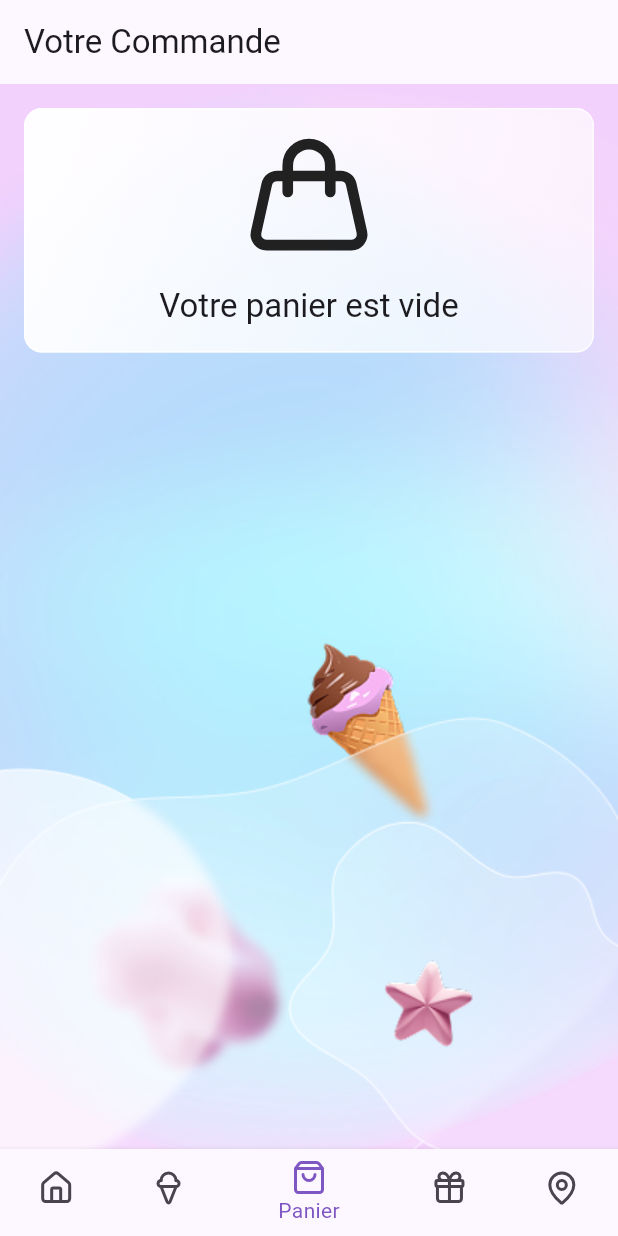
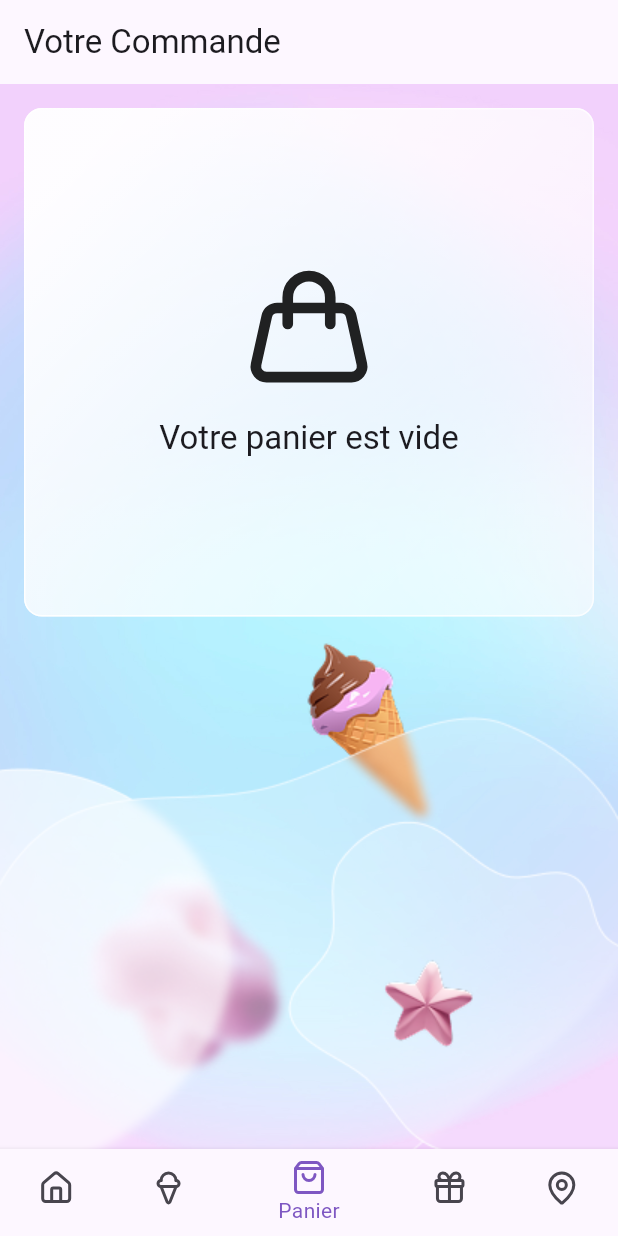
Before and after one commit to em-majowska/aero_glace_app, a Flutter app: the screen it shows after launch, item 3 of the bottom bar chosen, on a phone screen of 412 x 824 dp. Run offline on Flutter 3.47's test engine with Material 3 defaults, Android fonts, the phone set to English and light mode, and no system bars; our stand-ins replace flutter_fortune_wheel, flutter_map, flutter_slidable, glassmorphism_ui, gradient_borders, hive_flutter and 3 more; missing offline and left inert: blobs, flutter_map_marker_popup, mesh_gradient; accounts and stored records are empty.

```diff
--- a/lib/features/panier/empty_cart_tile.dart
+++ b/lib/features/panier/empty_cart_tile.dart
@@ -7,10 +7,14 @@ class EmptyCartTile extends StatelessWidget {
 
   @override
   Widget build(BuildContext context) {
-    return GlossyBox(
+    return FractionallySizedBox(
+      heightFactor: 0.5,
+      child: GlossyBox(
         child: Padding(
           padding: const EdgeInsets.all(16),
+          child: Center(
             child: Column(
+              mainAxisSize: MainAxisSize.min,
               crossAxisAlignment: CrossAxisAlignment.stretch,
               children: [
                 const Icon(LucideIcons.handbag200, size: 85),
@@ -26,6 +30,8 @@ class EmptyCartTile extends StatelessWidget {
               ],
             ),
           ),
+        ),
+      ),
     );
   }
 }
--- a/lib/features/panier/total_tile.dart
+++ b/lib/features/panier/total_tile.dart
@@ -26,7 +26,7 @@ class TotalTile extends StatelessWidget {
               style: Theme.of(context).textTheme.titleLarge,
             ),
             content: const Text(
-              'Êtes-vous sûr de vouloir vider votre panier ?',
+              'Êtes-vous sûr de vouloir vider votre panier ? Cette action est irréversible et tous les articles seront supprimés.',
             ),
             actions: [
               OutlinedButton(
@@ -62,7 +62,6 @@ class TotalTile extends StatelessWidget {
       );
     }
 
-    // TODO maybe without glossy box?
     return GlossyBox(
       child: Padding(
         padding: const EdgeInsets.all(16),
@@ -92,7 +91,6 @@ class TotalTile extends StatelessWidget {
               children: [
                 OutlinedButton(
                   onPressed: emptyCart,
-
                   style: OutlinedButton.styleFrom(
                     shape: RoundedRectangleBorder(
                       borderRadius: BorderRadius.circular(12),
--- a/lib/model/cart_model.dart
+++ b/lib/model/cart_model.dart
@@ -61,7 +61,7 @@ class Cart extends ChangeNotifier {
   }
 
   // empty the cart
-  void empty() {
+  void discardAllItems() {
     _cartBox.clear();
     notifyListeners();
   }
--- a/lib/pages/panier_page.dart
+++ b/lib/pages/panier_page.dart
@@ -62,7 +62,7 @@ class PanierPage extends StatelessWidget {
                     const SizedBox(height: 24),
                     TotalTile(
                       totalPrice: cart.totalPrice,
-                      empty: cart.empty,
+                      empty: cart.discardAllItems,
                     ),
                   ],
                 );
--- a/lib/widgets/glossy_box.dart
+++ b/lib/widgets/glossy_box.dart
@@ -11,8 +11,7 @@ class GlossyBox extends StatelessWidget {
 
   @override
   Widget build(BuildContext context) {
-    return Column(
-      mainAxisSize: MainAxisSize.min,
+    return Stack(
       children: [
         Container(
           clipBehavior: Clip.hardEdge,
@@ -31,7 +30,7 @@ class GlossyBox extends StatelessWidget {
               end: Alignment.bottomRight,
               colors: [
                 const Color(0xFFffffff).withValues(alpha: 0.95),
-                const Color(0xFFFFFFFF).withValues(alpha: 0.65),
+                const Color(0xFFFFFFFF).withValues(alpha: 0.55),
               ],
               stops: [
                 0.1,
```
Lines whose indentation alone changed are shown as unchanged.
